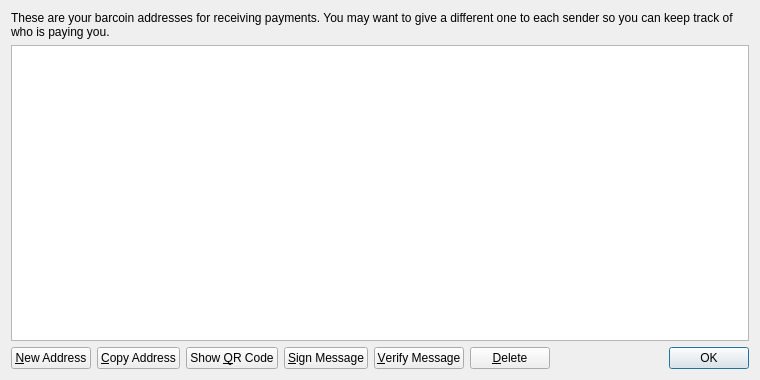
Before: the Qt Designer form src/qt/forms/addressbookpage.ui in rampcoin/rampcoin, drawn with Qt 5.
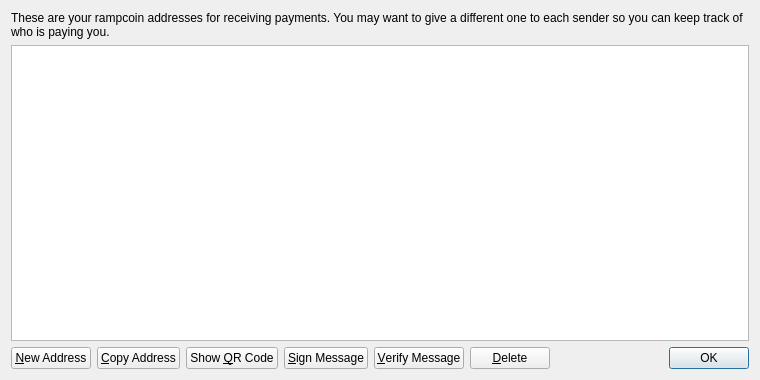
After: the same form once the commit is applied. Icons and pictures are not drawn.

The edit to the form file:
```diff
--- a/src/qt/forms/addressbookpage.ui
+++ b/src/qt/forms/addressbookpage.ui
@@ -17,7 +17,7 @@
    <item>
     <widget class="QLabel" name="labelExplanation">
      <property name="text">
-      <string>These are your barcoin addresses for receiving payments. You may want to give a different one to each sender so you can keep track of who is paying you.</string>
+      <string>These are your rampcoin addresses for receiving payments. You may want to give a different one to each sender so you can keep track of who is paying you.</string>
      </property>
      <property name="textFormat">
       <enum>Qt::PlainText</enum>
```
